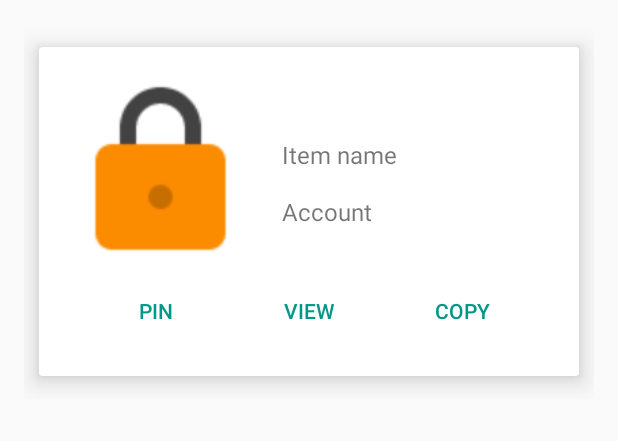
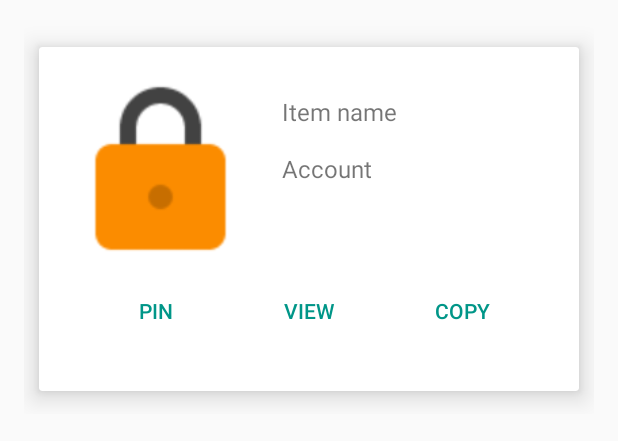
Before and after one commit to PuffOpenSource/Puff-Android, an Android app: the layout acct_list_item.xml on its own in the app's theme, with its tools: preview values and no code run, on a phone screen of 412 x 824 dp. Shown: the top 441 px of the screen. Run offline under Robolectric (Android 15) with nearby library versions, the phone set to English and light mode, and no system bars.

Commit message:
UI Refine.

```diff
--- a/app/src/main/res/layout/acct_list_item.xml
+++ b/app/src/main/res/layout/acct_list_item.xml
@@ -4,15 +4,11 @@
     android:layout_width="match_parent"
     android:layout_height="wrap_content"
     android:layout_margin="16dp">
-    <RelativeLayout
-        android:layout_width="match_parent"
-        android:layout_height="250dp"
-
-        >
     <android.support.v7.widget.CardView
         xmlns:card_view="http://schemas.android.com/apk/res-auto"
         android:layout_width="match_parent"
-            android:layout_height="260dp"
+        android:layout_height="wrap_content"
+        android:minHeight="260dp"
         android:id="@+id/list_item_card_view"
         card_view:cardUseCompatPadding="true"
         card_view:cardPreventCornerOverlap="false"
@@ -31,7 +27,8 @@
 
             <LinearLayout
                 android:layout_width="match_parent"
-                    android:layout_height="match_parent"
+                android:layout_height="wrap_content"
+                android:minHeight="130dp"
                 android:orientation="vertical"
                 android:layout_toRightOf="@id/list_account_image"
                 android:gravity="center_vertical"
@@ -109,6 +106,5 @@
         </RelativeLayout>
 
     </android.support.v7.widget.CardView>
-    </RelativeLayout>
 
 </FrameLayout>
--- a/app/src/main/res/layout/activity_detail.xml
+++ b/app/src/main/res/layout/activity_detail.xml
@@ -48,7 +48,7 @@
                 android:layout_marginTop="60dp"
                 android:textSize="20dp"
                 android:textColor="#FFF"
-                android:gravity="bottom"
+                android:gravity="center_vertical"
                 android:hint="Title" />
         </android.support.design.widget.CollapsingToolbarLayout>
     </android.support.design.widget.AppBarLayout>
```
Lines whose indentation alone changed are shown as unchanged.
